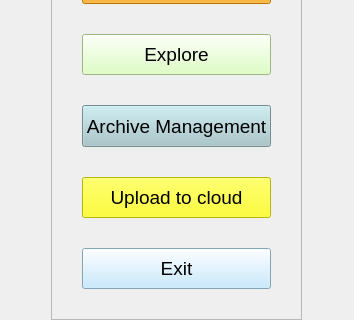
Old version of the form src/resources/workflow-bar.ui in the repository open-AIMS/reefscan_desktop_data_manager; both pictures show x 0 to 354 and y 166 to 486 of the 354 by 486 pixel window.
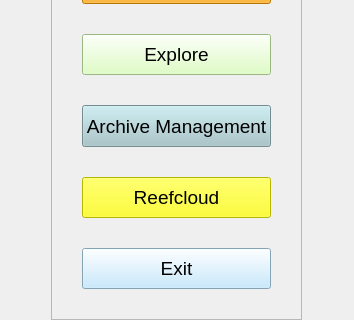
New version of the form.

Commit message: start cloud functionality

The edit to the form file:
```diff
--- a/src/resources/workflow-bar.ui
+++ b/src/resources/workflow-bar.ui
@@ -205,7 +205,7 @@
 </string>
         </property>
         <property name="text">
-         <string>Upload to cloud</string>
+         <string>Reefcloud</string>
         </property>
        </widget>
       </item>
```
The commit also changes 6 other files.
